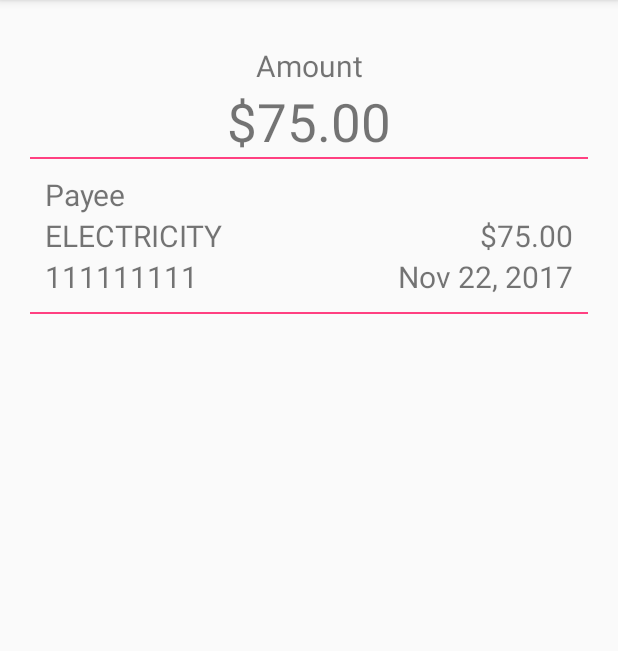
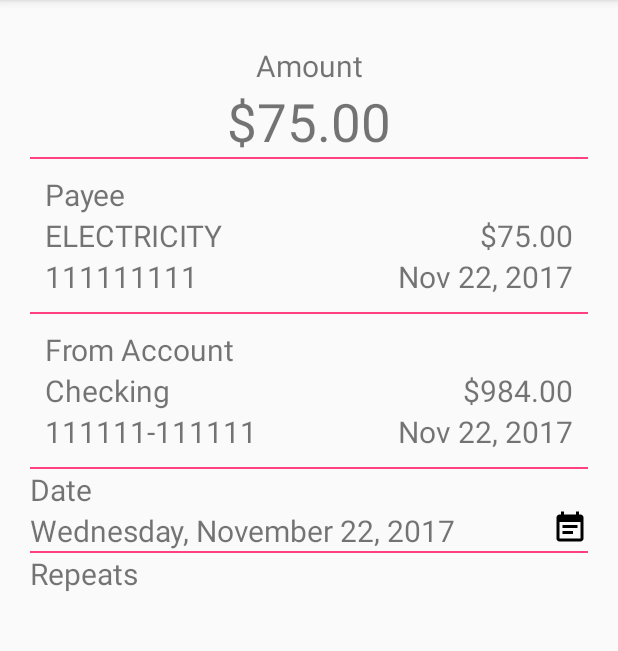
Before and after one commit to mohamadLy/CBA-Mobile-Banking-Application-Prototype, an Android app: the Bills screen opened directly, with no data from a screen before it, on a phone screen of 412 x 824 dp, the part 84-735 px from its top. Run offline under Robolectric (Android 15) with nearby library versions, the phone set to English and light mode, and no system bars.

Commit message:
added layout for bills activity

```diff
--- a/app/src/main/res/layout/activity_bills.xml
+++ b/app/src/main/res/layout/activity_bills.xml
@@ -35,7 +35,6 @@
         android:layout_width="match_parent"
         android:layout_height="1dp"
         android:background="@color/colorAccent" />
-
 
     <RelativeLayout
         android:layout_width="match_parent"
@@ -83,7 +82,95 @@
         android:layout_height="1dp"
         android:background="@color/colorAccent" />
 
+    <RelativeLayout
+        android:layout_width="match_parent"
+        android:layout_height="wrap_content"
+        android:layout_margin="10dp">
+        <TextView
+            android:layout_width="wrap_content"
+            android:layout_height="wrap_content"
+            android:text="From Account"
+            android:textSize="20dp"
+            android:id="@+id/account_text"/>
+        <TextView
+            android:layout_width="wrap_content"
+            android:layout_height="wrap_content"
+            android:text="Checking"
+            android:textSize="20dp"
+            android:id="@+id/checking_text"
+            android:layout_below="@+id/account_text"/>
+        <TextView
+            android:layout_width="wrap_content"
+            android:layout_height="wrap_content"
+            android:text="$984.00"
+            android:textSize="20dp"
+            android:id="@+id/checking_amount"
+            android:layout_alignParentRight="true"
+            android:layout_below="@+id/account_text"/>
+        <TextView
+            android:layout_width="wrap_content"
+            android:layout_height="wrap_content"
+            android:text="Nov 22, 2017"
+            android:textSize="20dp"
+            android:layout_alignParentRight="true"
+            android:layout_below="@+id/checking_amount"/>
+        <TextView
+            android:layout_width="wrap_content"
+            android:layout_height="wrap_content"
+            android:text="111111-111111"
+            android:textSize="20dp"
+            android:layout_below="@+id/checking_text"/>
+    </RelativeLayout>
 
+    <!-- As a divider -->
+    <View
+        android:layout_width="match_parent"
+        android:layout_height="1dp"
+        android:background="@color/colorAccent" />
 
+    <RelativeLayout
+        android:layout_width="match_parent"
+        android:layout_height="wrap_content">
+        <TextView
+            android:layout_width="wrap_content"
+            android:layout_height="wrap_content"
+            android:textSize="20dp"
+            android:text="Date"
+            android:id="@+id/date_text"/>
+        <TextView
+            android:layout_width="wrap_content"
+            android:layout_height="wrap_content"
+            android:textSize="20dp"
+            android:text="Wednesday, November 22, 2017"
+            android:layout_below="@+id/date_text"/>
+        <ImageView
+            android:layout_width="wrap_content"
+            android:layout_height="wrap_content"
+            android:textSize="20dp"
+            android:text="Date"
+            android:layout_below="@+id/date_text"
+            android:layout_alignParentRight="true"
+            android:src="@drawable/ic_event_note_black_24dp"/>
+    </RelativeLayout>
+
+    <!-- As a divider -->
+    <View
+        android:layout_width="match_parent"
+        android:layout_height="1dp"
+        android:background="@color/colorAccent" />
+    <LinearLayout
+        android:layout_width="match_parent"
+        android:layout_height="wrap_content">
+        <TextView
+            android:layout_width="match_parent"
+            android:layout_height="wrap_content"
+            android:text="Repeats"
+            android:textSize="20dp"/>
+        <TextView
+            android:layout_width="match_parent"
+            android:layout_height="wrap_content"
+            android:textSize="20dp"
+            android:text="Once"/>
+    </LinearLayout>
 
 </LinearLayout>
```
